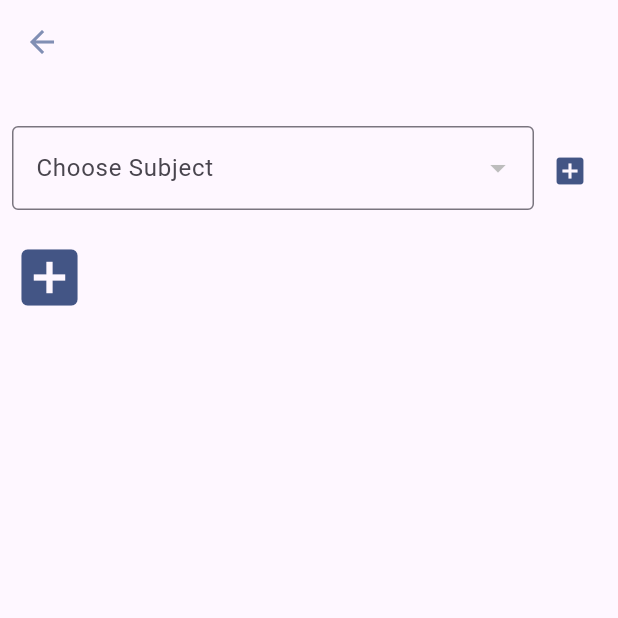
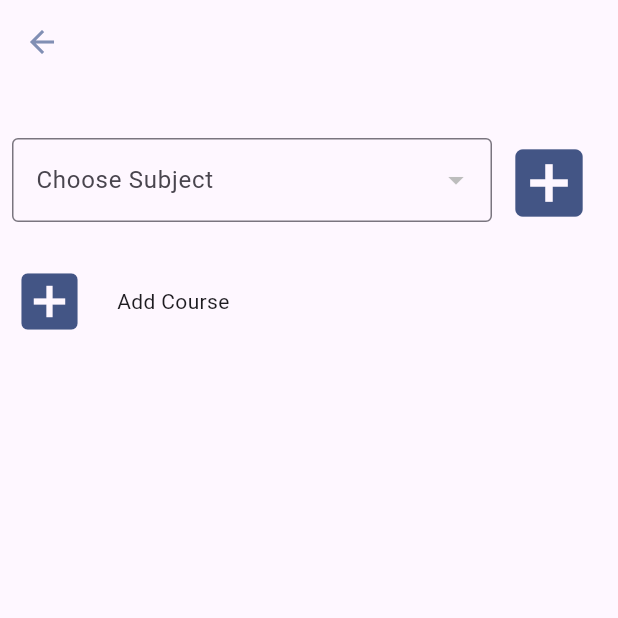
Before and after one commit to ibrahimMedhat-1/eductaion_system, a Flutter app: the SubjectsPage screen opened directly, on a phone screen of 412 x 824 dp, the top half of it. Run offline on Flutter 3.47's test engine with Material 3 defaults, Android fonts, the phone set to English and light mode, and no system bars; our stand-ins replace cached_network_image, carousel_indicator, carousel_slider, chewie, cloud_firestore, firebase_auth and 6 more; missing offline and left inert: dart:html, dart:ui_web, restart_app; accounts and stored records are empty.

Commit message:
refresh when add course6

```diff
--- a/lib/admin/features/course_details/manager/course_details_cubit.dart
+++ b/lib/admin/features/course_details/manager/course_details_cubit.dart
@@ -26,7 +26,7 @@ class CourseDetailsCubit extends Cubit<CourseDetailsState> {
   void getCourseDetails(year, subject, courseId) async {
     await FirebaseFirestore.instance
         .collection('secondary years')
-        .doc(year)
+        .doc('first Secondary')
         .collection(subject)
         .doc(courseId.toString().trim())
         .get()
--- a/lib/admin/features/subject/view/subjects_page.dart
+++ b/lib/admin/features/subject/view/subjects_page.dart
@@ -61,7 +61,9 @@ class SubjectsPage extends StatelessWidget {
               ),
               Stack(
                 children: [
-                  SizedBox(
+                  Padding(
+                    padding: EdgeInsets.only(top: 20),
+                    child: SizedBox(
                       height: MediaQuery.of(context).size.height * 0.5,
                       child: state is GetCoursesLoading
                           ? const Center(child: CircularProgressIndicator())
@@ -107,6 +109,7 @@ class SubjectsPage extends StatelessWidget {
                               },
                             ),
                     ),
+                  ),
                   const CourseDialog(),
                 ],
               ),
--- a/lib/admin/features/subject/view/widgets/course_dialog.dart
+++ b/lib/admin/features/subject/view/widgets/course_dialog.dart
@@ -148,10 +148,16 @@ class CourseDialog extends StatelessWidget {
         onPressed: () {
           _showAddDialog(context);
         },
-        icon: const Icon(
-          Icons.add_box,
-          size: 50,
-          color: ColorsAsset.kPrimary,
+        icon: Row(
+          children: const [
+            Icon(
+              Icons.add_box,
+              size: 50,
+              color: ColorsAsset.kPrimary,
+            ),
+            SizedBox(width: 20),
+            Text('Add Course')
+          ],
         ));
   }
 }
--- a/lib/admin/features/subject/view/widgets/subject_dialog.dart
+++ b/lib/admin/features/subject/view/widgets/subject_dialog.dart
@@ -51,6 +51,7 @@ class SubjectDialog extends StatelessWidget {
         icon: const Icon(
           Icons.add_box,
           color: ColorsAsset.kPrimary,
+          size: 60,
         ));
   }
 }
```
Also changed, not shown: lib/admin/features/course_details/view/course_details.dart (+8 -7 lines). Lines whose indentation alone changed are shown as unchanged.
